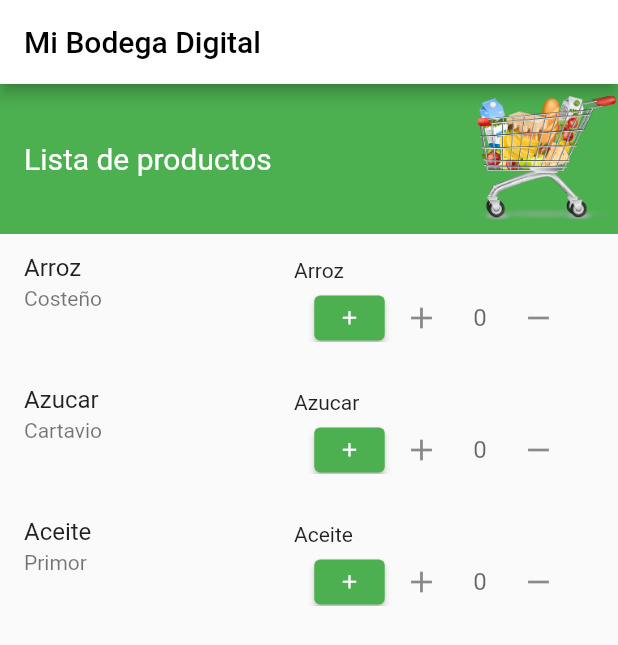
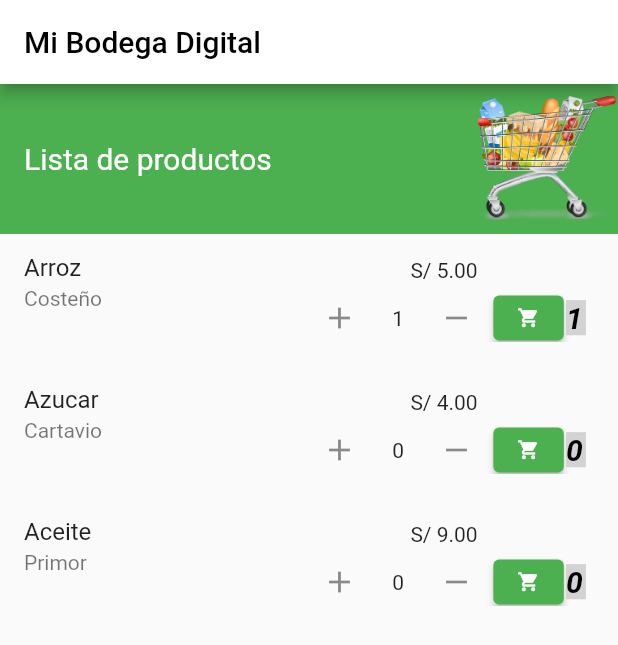
Before and after one commit to i2213652/CP_IDL1_S1022, a Flutter app: the screen it shows after launch, after a tap on the "add" icon, on a phone screen of 412 x 824 dp. Shown: the top 645 px of the screen. Run offline on Flutter 3.47's test engine with Material 2 defaults, Android fonts, the phone set to English and light mode, and no system bars.

Commit message:
avance comportamiento de botones

```diff
--- a/first_app/lib/models/product.dart
+++ b/first_app/lib/models/product.dart
@@ -5,8 +5,11 @@ class Product {
   final String quantity;
   final int price;
   final String img;
+  final int stock;
+  int inCar;
 
-  Product(this.id, this.name, this.brand, this.quantity, this.price, this.img);
+  Product(this.id, this.name, this.brand, this.quantity, this.price, this.img,
+      this.stock, this.inCar);
 
   factory Product.fromJson(Map<String, dynamic> json) {
     return Product(
@@ -16,6 +19,7 @@ class Product {
         json['quantity'] as String,
         json['price'] as int,
         json['img'] as String,
-    );
+        json['stock'] as int,
+        json['inCar'] as int);
   }
 }
--- a/first_app/lib/widgets/listview_products.dart
+++ b/first_app/lib/widgets/listview_products.dart
@@ -13,7 +13,8 @@ class ProductListWidget extends StatefulWidget {
 
 class ProductListWidgetState extends State<ProductListWidget> {
   List<Product> products = [];
-  List<String> items = ['Item 1', 'Item 2', 'Item 3', 'Item 4'];
+  List<Product> products_car = [];
+
   @override
   void initState() {
     super.initState();
@@ -21,6 +22,47 @@ class ProductListWidgetState extends State<ProductListWidget> {
       setState(() {
         this.products = products;
       });
+    });
+  }
+
+  void incrementValue(int id) {
+    setState(() {
+      for (int i = 0; i < products.length; i++) {
+        if (products[i].id == id) {
+          if (products[i].inCar + 1 > products[i].stock) {
+            products[i].inCar = products[i].stock;
+          } else {
+            products[i].inCar += 1;
+          }
+          break;
+        }
+      }
+    });
+  }
+
+  void decrementValue(int id) {
+    setState(() {
+      for (int i = 0; i < products.length; i++) {
+        if (products[i].id == id) {
+          if (products[i].inCar - 1 < 0) {
+            products[i].inCar = 0;
+          } else {
+            products[i].inCar -= 1;
+          }
+          break;
+        }
+      }
+    });
+  }
+
+  void addCar(int id) {
+    setState(() {
+      for (int i = 0; i < products.length; i++) {
+        if (products[i].id == id) {
+          products_car.add(products[i]);
+          break;
+        }
+      }
     });
   }
 
@@ -79,42 +121,57 @@ class ProductListWidgetState extends State<ProductListWidget> {
               child: SizedBox(
                   width: 200,
                   child: Column(mainAxisSize: MainAxisSize.min, children: [
-                    Row(children: [Text(products[index].name)]),
+                    Row(mainAxisAlignment: MainAxisAlignment.center, children: [
+                      Text(
+                        'S/ ' + products[index].price.toStringAsFixed(2),
+                      )
+                    ]),
                     Row(
                       mainAxisSize: MainAxisSize.min,
                       children: [
-                        ElevatedButton(
-                          onPressed: () {
-                            // Acción para el botón
-                          },
-                          child: Icon(Icons.add, size: 15.0),
-                          style: ElevatedButton.styleFrom(
-                            backgroundColor: Colors.green,
-                            minimumSize: Size(30, 30), // Cambia el tamaño aquí
-                          ),
-                        ),
                         IconButton(
                           icon: const Icon(Icons.add),
                           onPressed: () {
-                            // Acción para el botón de aumento
+                            incrementValue(products[index].id);
                           },
                         ),
                         SizedBox(
                           width: 30,
-                          child: TextField(
-                            decoration: InputDecoration(
-                              hintText: '0',
-                            ),
-                            keyboardType: TextInputType.number,
-                            textAlign: TextAlign.center,
+                          child: Center(
+                              child: Text(
+                            products[index].inCar.toString(),
+                          )),
+                        ),
+                        IconButton(
+                          icon: const Icon(Icons.remove),
+                          onPressed: () {
+                            decrementValue(products[index].id);
+                          },
+                        ),
+                        ElevatedButton(
+                          onPressed: () {
+                            Navigator.of(context).push(
+                              MaterialPageRoute(
+                                builder: (context) => Pantalla2(),
+                              ),
+                            );
+                          },
+                          child: Icon(Icons.shopping_cart, size: 15.0),
+                          style: ElevatedButton.styleFrom(
+                            backgroundColor: Colors.green,
+                            minimumSize: Size(30, 30),
                           ),
                         ),
-                        IconButton(
-                          icon: Icon(Icons.remove),
-                          onPressed: () {
-                            // Acción para el botón de disminución
-                          },
-                        ),
+                        Text(products[index].inCar.toString(),
+                            style: const TextStyle(
+                                color: Colors.black,
+                                fontSize: 20,
+                                fontWeight: FontWeight.bold,
+                                fontStyle: FontStyle.italic,
+                                letterSpacing: 2.0,
+                                wordSpacing: 5.0,
+                                backgroundColor:
+                                    Color.fromARGB(209, 204, 202, 202)))
                       ],
                     )
                   ]))),
@@ -122,6 +179,7 @@ class ProductListWidgetState extends State<ProductListWidget> {
       },
     );
   }
+
   // Widget build(BuildContext context) {
   //   return ListView.separated(
   //       itemCount: products.length,
@@ -168,3 +226,17 @@ class ProductListWidgetState extends State<ProductListWidget> {
   //           ));
   // }
 }
+
+class Pantalla2 extends StatelessWidget {
+  @override
+  Widget build(BuildContext context) {
+    return Scaffold(
+      appBar: AppBar(
+        title: Text('Carrito de compras'),
+      ),
+      body: Center(
+        child: Text('Estás en Pantalla 2'),
+      ),
+    );
+  }
+}
```
Also changed, not shown: first_app/assets/data/products.json (+9 -3 lines). Lines whose indentation alone changed are shown as unchanged.
